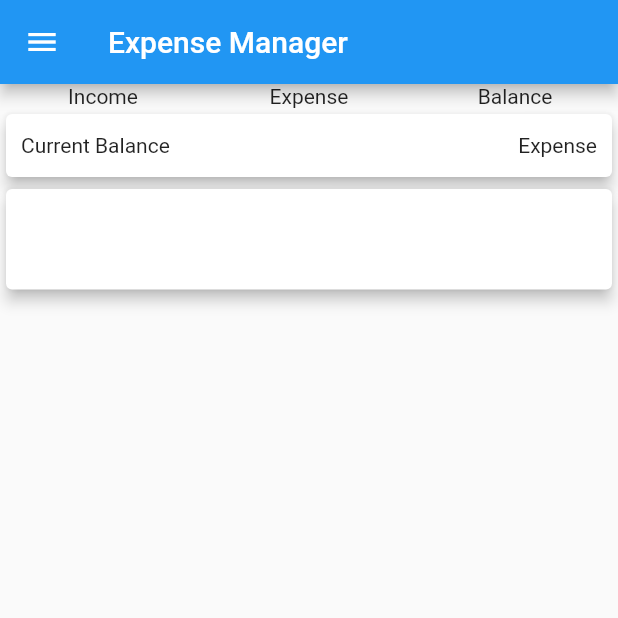
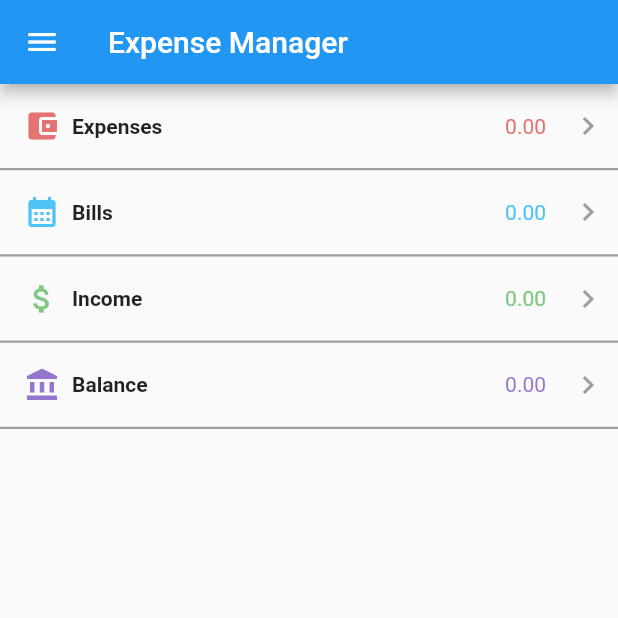
Before and after one commit to himanshugarg574/expense_manager, a Flutter app: the screen it shows after launch, on a phone screen of 412 x 824 dp, the top half of it. Run offline on Flutter 3.47's test engine with Material 2 defaults, Android fonts, the phone set to English and light mode, and no system bars.

```diff
--- a/lib/home/component.dart
+++ b/lib/home/component.dart
@@ -2,7 +2,6 @@ import 'package:flutter/material.dart';
 
 import '../home_page/component.dart';
 import '../home_drawer/component.dart';
-import '../settings_page/component.dart';
 
 class HomeScreen extends StatefulWidget {
   const HomeScreen({Key? key}) : super(key: key);
@@ -22,7 +21,7 @@ class _HomeScreenState extends State<HomeScreen> {
         title: const Text('Expense Manager'),
       ),
       drawer: HomeDrawer(itemSelectedCallback: (val) => setState(() => _activeScreen = val),),
-      body: const Center(
+      body: Center(
         child: HomePage(),
       ),
     );
--- a/lib/home_page/component.dart
+++ b/lib/home_page/component.dart
@@ -1,42 +1,23 @@
+import 'package:expense_manager/home_page/row_card/component.dart';
+import 'package:expense_manager/home_page/row_card/models.dart';
 import 'package:flutter/material.dart';
 
+import '../pages/expenses/component.dart';
+
 class HomePage extends StatelessWidget {
-  const HomePage({Key? key}) : super(key: key);
+
+  HomePage({Key? key}) : super(key: key);
+
+  final List<HomeRowData> homeRows = [
+    HomeRowData(Icons.account_balance_wallet, 'Expenses', Colors.red.shade300, 'expense', const ExpensesPage()),
+    HomeRowData(Icons.calendar_month, 'Bills', Colors.lightBlue.shade300),
+    HomeRowData(Icons.attach_money, 'Income', Colors.green.shade300),
+    HomeRowData(Icons.account_balance, 'Balance', Colors.deepPurple.shade300)
+  ];
 
   @override
   Widget build(BuildContext context) {
-    return ListView(
-      children: [
-        Row(
-          children: const [
-            Expanded(child: Text('Income', textAlign: TextAlign.center)),
-            Expanded(child: Text('Expense', textAlign: TextAlign.center)),
-            Expanded(child: Text('Balance', textAlign: TextAlign.center)),
-          ],
-        ),
-        getBox(height: 50, rowContent: const [
-          Expanded(child: Text('Current Balance')),
-          Expanded(child: Text('Expense', textAlign: TextAlign.right)),
-        ]),
-        ...getDatedBoxes()
-      ],
-    );
-  }
-
-  List<SizedBox> getDatedBoxes() => [
-    getBox(rowContent: [])
-  ];
-
-  SizedBox getBox({double height = 75, required List<Widget> rowContent}) {
-    return SizedBox(
-        height: height,
-        child: Card(
-            elevation: 4,
-            child: Padding(
-              padding: const EdgeInsets.only(left: 10, right: 10),
-              child: Row(
-                children: rowContent,
-              ),
-            )));
+    List<Widget> rows = homeRows.map((e) => RowCard(e)).toList();
+    return ListView(children: rows);
   }
 }
--- /dev/null
+++ b/lib/home_page/row_card/component.dart
@@ -0,0 +1,59 @@
+import 'package:expense_manager/home_page/row_card/models.dart';
+import 'package:flutter/material.dart';
+
+class RowCard extends StatelessWidget {
+  const RowCard(this.rowData);
+  final HomeRowData rowData;
+
+  @override
+  Widget build(BuildContext context) {
+    return InkWell(
+      child: Container(
+          decoration: const BoxDecoration(
+              border:
+                  Border(bottom: BorderSide(color: Colors.grey, width: 1.5))),
+          child: Row(
+            children: [
+              Expanded(
+                child: Padding(
+                    padding: const EdgeInsets.all(16.0),
+                    child: Row(
+                      children: [
+                        rowData.icon,
+                        Container(
+                          margin: const EdgeInsets.only(left: 8.0),
+                          child: Text(
+                            rowData.heading,
+                            textAlign: TextAlign.left,
+                            style: const TextStyle(fontWeight: FontWeight.bold),
+                          ),
+                        )
+                      ],
+                    )),
+              ),
+              Expanded(
+                child: Padding(
+                    padding: const EdgeInsets.all(16),
+                    child: Text(
+                      rowData.value.toStringAsFixed(2),
+                      textAlign: TextAlign.right,
+                      style: TextStyle(color: rowData.color),
+                    )),
+              ),
+              const Padding(
+                  padding: EdgeInsets.only(right: 8.0),
+                  child: Icon(
+                    Icons.chevron_right,
+                    color: Colors.grey,
+                  ))
+            ],
+          )),
+      onTap: () {
+        if(rowData.routePage != null) {
+          Navigator.push(context,
+              MaterialPageRoute(builder: (context) => rowData.routePage!));
+        }
+      },
+    );
+  }
+}
--- /dev/null
+++ b/lib/home_page/row_card/models.dart
@@ -0,0 +1,15 @@
+import 'package:flutter/material.dart';
+
+class HomeRowData {
+  late Icon icon;
+  late String heading;
+  late double value;
+  late Color color;
+  late String? routeName;
+  late Widget? routePage;
+
+  HomeRowData(IconData iconData, this.heading, this.color, [this.routeName, this.routePage]) {
+    icon = Icon(iconData, color: color);
+    value = 0.00;
+  }
+}
--- a/lib/main.dart
+++ b/lib/main.dart
@@ -12,7 +12,7 @@ class MyApp extends StatelessWidget {
   Widget build(BuildContext context) {
     return const MaterialApp(
       title: 'Welcome to Flutter',
-      home: HomeScreen(),
+      home: HomeScreen()
     );
   }
 }
--- a/pubspec.yaml
+++ b/pubspec.yaml
@@ -34,6 +34,7 @@ dependencies:
   # The following adds the Cupertino Icons font to your application.
   # Use with the CupertinoIcons class for iOS style icons.
   cupertino_icons: ^1.0.2
+  intl: ^0.17.0
 
 dev_dependencies:
   flutter_test:
```
Also changed, not shown: lib/extensions/date_extensions.dart (added, +22 -0 lines), lib/pages/category_template/component.dart (added, +27 -0 lines), lib/pages/category_template/models.dart (added, +8 -0 lines), lib/pages/expenses/component.dart (added, +23 -0 lines), lib/pages/expenses/add_new/component.dart (added), pubspec.lock.
